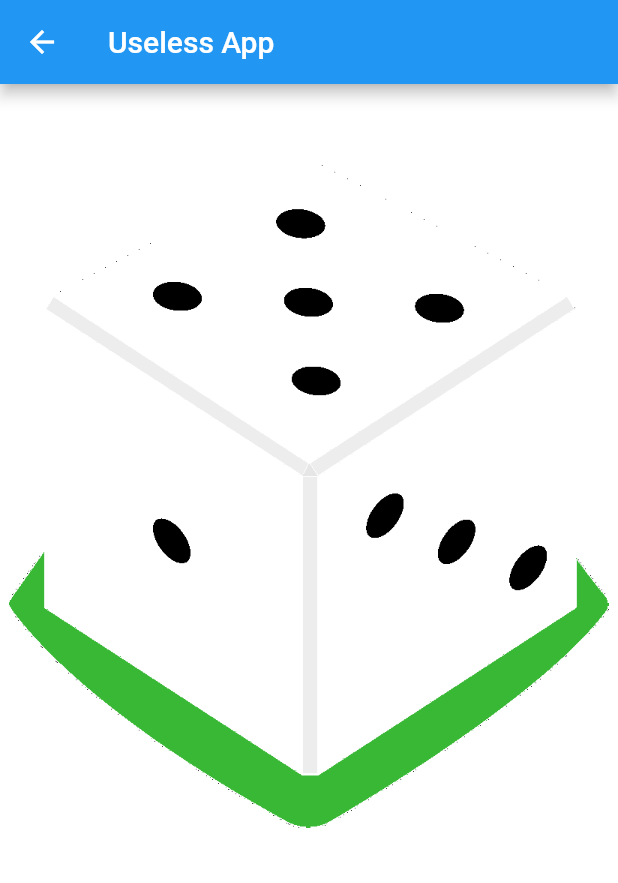
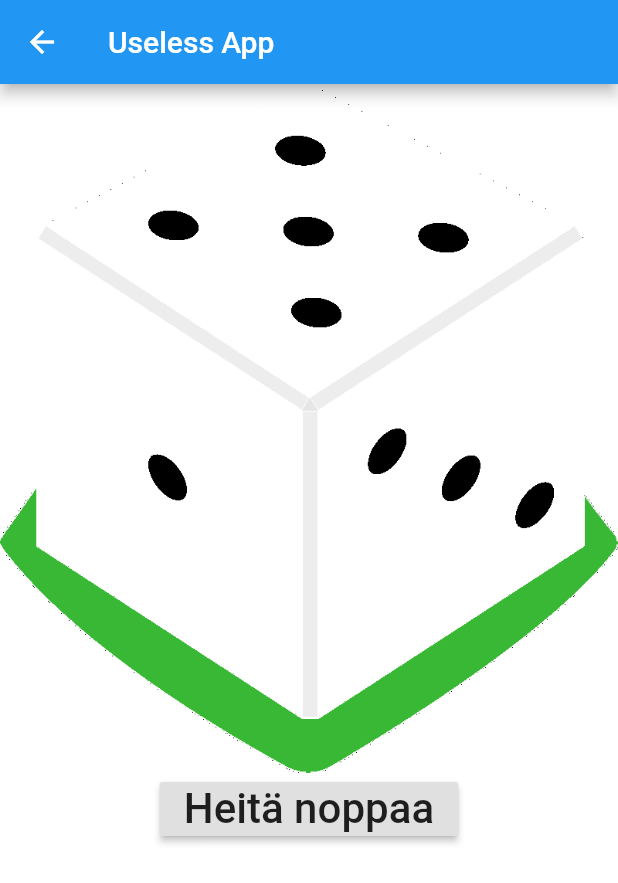
Before and after one commit to ProjectUselessApp/UselessApp, a Flutter app: the screen it shows after launch, after a tap on "Pelaa!", on a phone screen of 412 x 824 dp. Shown: the top 883 px of the screen. Run offline on Flutter 3.47's test engine with Material 2 defaults, Android fonts, the light colour scheme and no system bars; our stand-ins replace fluttertoast.

Commit message:
modified dice and added button on it

```diff
--- a/useless_app/lib/peli.dart
+++ b/useless_app/lib/peli.dart
@@ -12,29 +12,24 @@ class Peli extends StatefulWidget {
 }
 
 class _PeliControlState extends State<Peli> {
+  int dice = Random().nextInt(6) + 1;
 
-  static var listImages = [
-      "assets/dice_1.png",
-      "assets/dice_2.png",
-      "assets/dice_3.png",
-      "assets/dice_4.png",
-      "assets/dice_5.png",
-      "assets/dice_6.png"
-  ];
-
-  static var _random = Random();
-  var imageToShow = listImages[_random.nextInt(listImages.length)];
+  void Dice() {
+    setState(() {
+      dice = Random().nextInt(6) + 1;
+    });
+  }
 
   @override
   Widget build(BuildContext context) {
     return Column(
       children: <Widget>[
-        Container(
-          margin: EdgeInsets.only(top: 50.0),
-          child: Center(
-          child: Image.asset(imageToShow.toString(), width: 400, height: 446),
-          )
-        )
+        Container(child: Image.asset("assets/dice_$dice.png")),
+        RaisedButton(
+            child: Text("Heitä noppaa", textScaleFactor: 2),
+            onPressed: () {
+              Dice();
+            })
       ],
     );
   }
```
